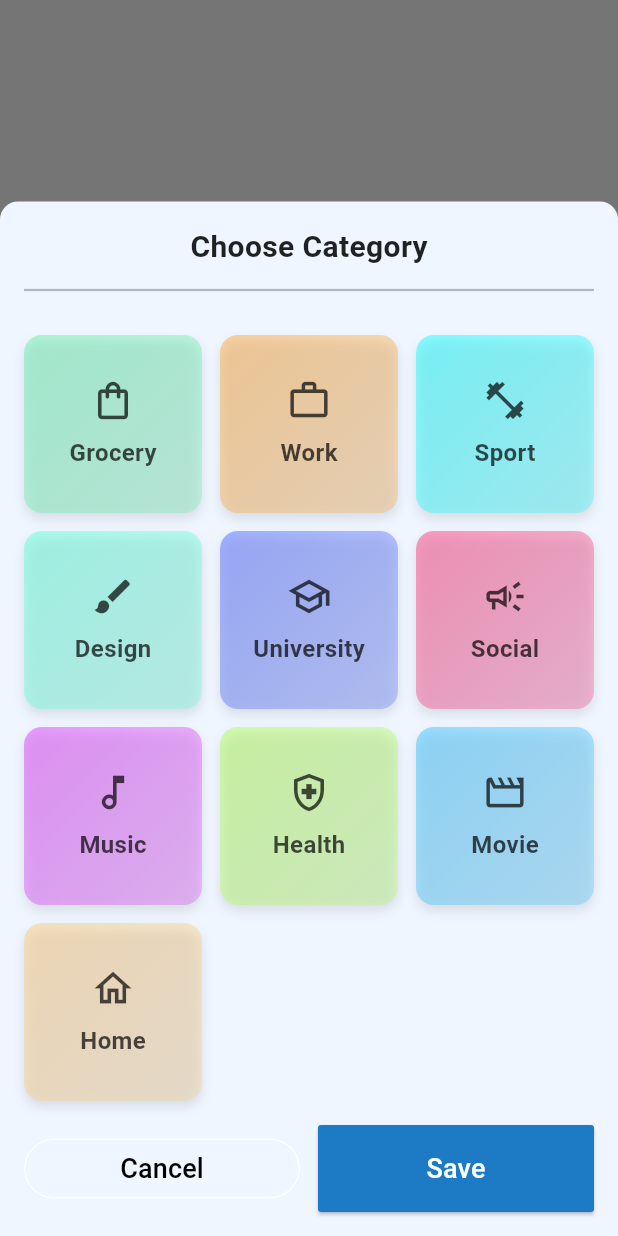
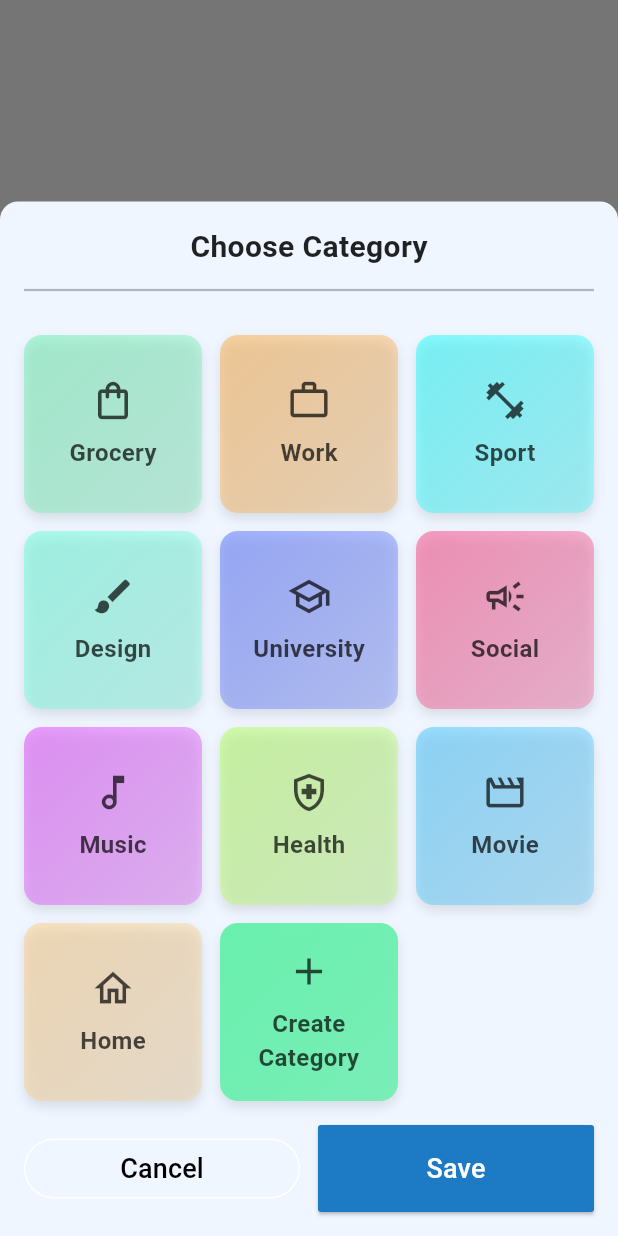
Before and after one commit to JosimCoussens/taskhero, a Flutter app: what showCategories() shows on an empty page, opened directly, on a phone screen of 412 x 824 dp. Run offline on Flutter 3.47's test engine with Material 3 defaults, Android fonts, the phone set to English and light mode, and no system bars; our stand-ins replace cloud_firestore, firebase_core, flutter_svg, syncfusion_flutter_datepicker; accounts and stored records are empty.

Commit message:
Refactor category creation UI: replace inline GestureDetector with a dedicated _buildAddCategoryTile method

```diff
--- a/lib/components/bottom_app_bar/windows/categories_window.dart
+++ b/lib/components/bottom_app_bar/windows/categories_window.dart
@@ -105,14 +105,7 @@ Future<dynamic> showCategories(BuildContext context) {
                           selectedCategory,
                           (value) => setState(() => selectedCategory = value),
                         ),
-                        GestureDetector(
-                          onTap: () {
-                            showCreateCategory(context);
-                          },
-                          child: Container(
-                            // ... rest of the code remains the same
-                          ),
-                        ),
+                        _buildAddCategoryTile(context),
                       ],
                     ),
                     const SizedBox(height: 16),
@@ -132,6 +125,52 @@ Future<dynamic> showCategories(BuildContext context) {
         },
       );
     },
+  );
+}
+
+GestureDetector _buildAddCategoryTile(BuildContext context) {
+  bool isSelected = false;
+  return GestureDetector(
+    onTap: () {
+      isSelected = !isSelected;
+      showCreateCategory(context);
+    },
+    child: Container(
+      decoration: BoxDecoration(
+        gradient: LinearGradient(
+          colors: [
+            Colors.greenAccent.withValues(alpha: 1.0),
+            Colors.greenAccent.withValues(alpha: 0.85),
+          ],
+          begin: Alignment.topLeft,
+          end: Alignment.bottomRight,
+        ),
+        borderRadius: BorderRadius.circular(12),
+        boxShadow: [
+          BoxShadow(
+            color: Colors.black.withValues(alpha: 0.1),
+            offset: const Offset(0, 4),
+            blurRadius: 6,
+          ),
+        ],
+      ),
+      child: Column(
+        mainAxisAlignment: MainAxisAlignment.center,
+        children: [
+          Icon(Icons.add, size: 30, color: Colors.black.withValues(alpha: 0.7)),
+          const SizedBox(height: 8),
+          Text(
+            'Create Category',
+            textAlign: TextAlign.center,
+            style: TextStyle(
+              fontSize: 16,
+              fontWeight: FontWeight.w600,
+              color: Colors.black.withValues(alpha: 0.7),
+            ),
+          ),
+        ],
+      ),
+    ),
   );
 }
 
```
